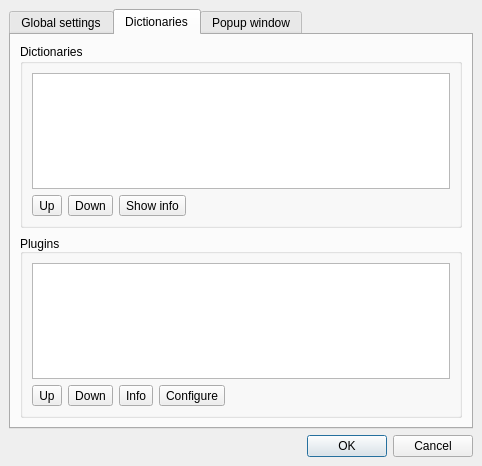
The window that qstardict/settingsdialog.ui (qstardict/qstardict) describes before a commit, drawn with Qt 5.
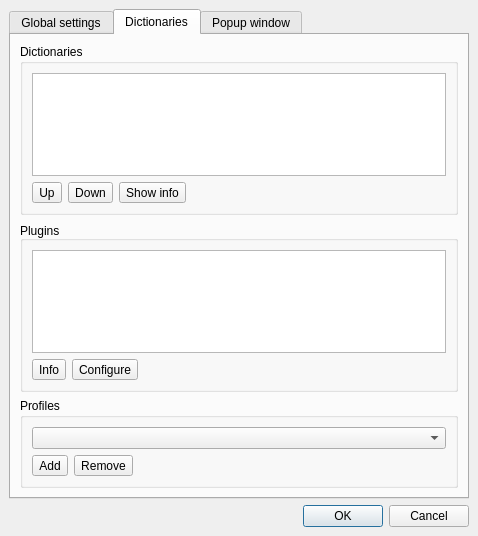
The same window after the commit. The open tabs and pages were chosen to show the change. Icons and pictures are not drawn.

Commit message: Improve settings dialog

Patch:
```diff
--- a/qstardict/settingsdialog.ui
+++ b/qstardict/settingsdialog.ui
@@ -5,8 +5,8 @@
    <rect>
     <x>0</x>
     <y>0</y>
-    <width>482</width>
-    <height>466</height>
+    <width>478</width>
+    <height>536</height>
    </rect>
   </property>
   <property name="windowTitle" >
@@ -219,32 +219,6 @@
           </item>
           <item>
            <layout class="QHBoxLayout" >
-            <item>
-             <widget class="QToolButton" name="pluginsMoveUpButton" >
-              <property name="toolTip" >
-               <string>Move up</string>
-              </property>
-              <property name="text" >
-               <string>Up</string>
-              </property>
-              <property name="icon" >
-               <iconset resource="pixmaps/pixmaps.qrc" >:/icons/arrow-up.png</iconset>
-              </property>
-             </widget>
-            </item>
-            <item>
-             <widget class="QToolButton" name="pluginsMoveDownButton" >
-              <property name="toolTip" >
-               <string>Move down</string>
-              </property>
-              <property name="text" >
-               <string>Down</string>
-              </property>
-              <property name="icon" >
-               <iconset resource="pixmaps/pixmaps.qrc" >:/icons/arrow-down.png</iconset>
-              </property>
-             </widget>
-            </item>
             <item>
              <widget class="QToolButton" name="pluginsShowInfoButton" >
               <property name="toolTip" >
@@ -289,6 +263,65 @@
          </layout>
         </widget>
        </item>
+       <item>
+        <widget class="QGroupBox" name="groupBox_5" >
+         <property name="title" >
+          <string>Profiles</string>
+         </property>
+         <layout class="QVBoxLayout" >
+          <item>
+           <widget class="QComboBox" name="profilesBox" >
+            <property name="toolTip" >
+             <string>Current profile</string>
+            </property>
+           </widget>
+          </item>
+          <item>
+           <layout class="QHBoxLayout" >
+            <item>
+             <widget class="QToolButton" name="profilesAddButton" >
+              <property name="toolTip" >
+               <string>Add new profile</string>
+              </property>
+              <property name="text" >
+               <string>Add</string>
+              </property>
+              <property name="icon" >
+               <iconset resource="pixmaps/pixmaps.qrc" >:/icons/list-add.png</iconset>
+              </property>
+             </widget>
+            </item>
+            <item>
+             <widget class="QToolButton" name="profilesRemoveButton" >
+              <property name="toolTip" >
+               <string>Remove current profile</string>
+              </property>
+              <property name="text" >
+               <string>Remove</string>
+              </property>
+              <property name="icon" >
+               <iconset resource="pixmaps/pixmaps.qrc" >:/icons/list-remove.png</iconset>
+              </property>
+             </widget>
+            </item>
+            <item>
+             <spacer>
+              <property name="orientation" >
+               <enum>Qt::Horizontal</enum>
+              </property>
+              <property name="sizeHint" >
+               <size>
+                <width>40</width>
+                <height>20</height>
+               </size>
+              </property>
+             </spacer>
+            </item>
+           </layout>
+          </item>
+         </layout>
+        </widget>
+       </item>
       </layout>
      </widget>
      <widget class="QWidget" name="tabPopupWindow" >
```
Left out of the diff: 2 changed lines with no effect on the pictures. The commit also changes 2 other files.
